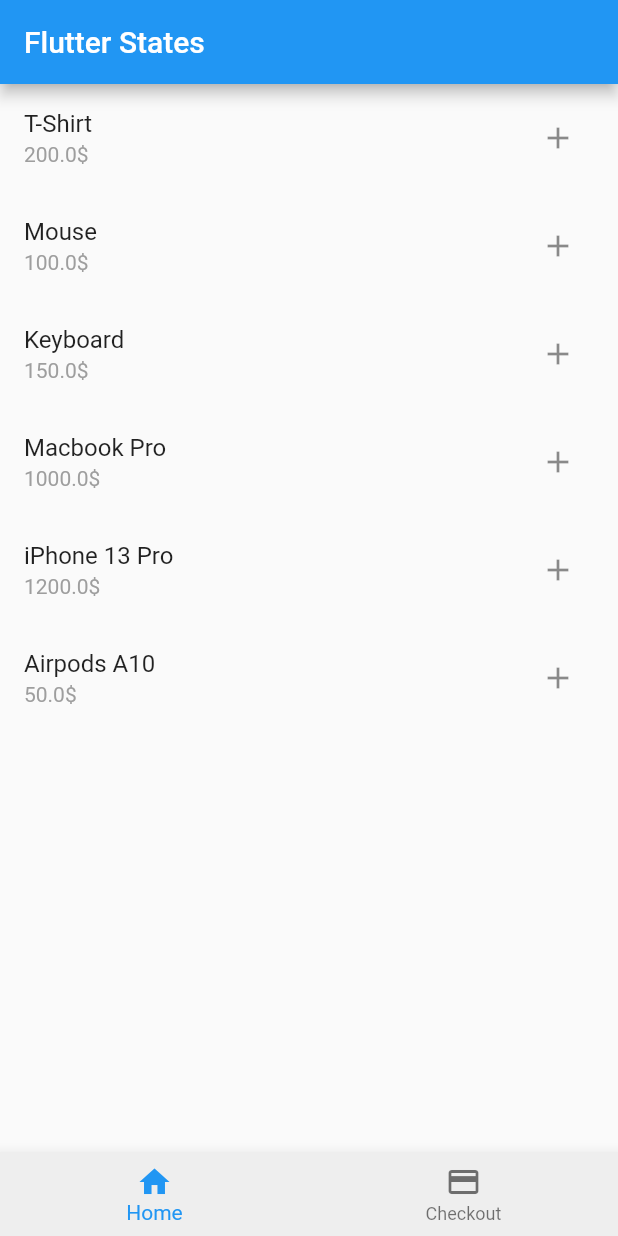
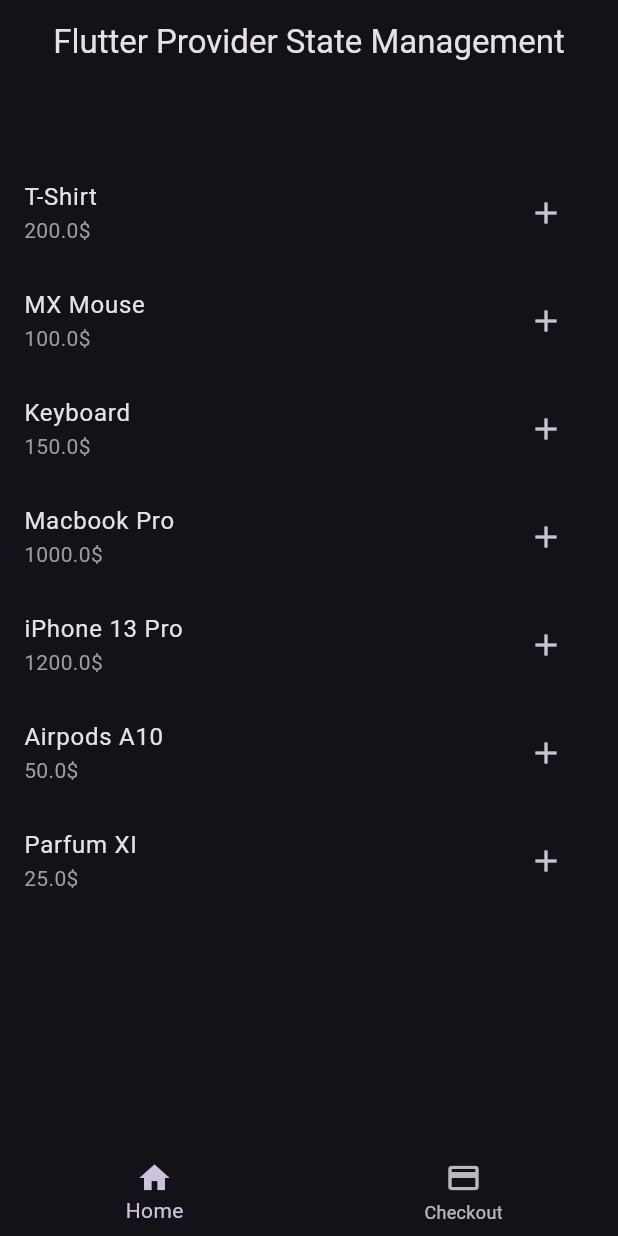
Before and after one commit to csof3cen/flutter-state-management-with-provider, a Flutter app: the screen it shows after launch, on a phone screen of 412 x 824 dp. Run offline on Flutter 3.47's test engine with Material 2 defaults, Android fonts, the light colour scheme and no system bars.

Commit message:
feat(ui): migrate app to material 3

```diff
--- a/lib/main.dart
+++ b/lib/main.dart
@@ -17,9 +17,10 @@
 
   @override
   Widget build(BuildContext context) {
-    return const MaterialApp(
+    return MaterialApp(
+      home: const HomeScreen(),
       debugShowCheckedModeBanner: false,
-      home: HomeScreen(),
+      theme: ThemeData.dark(useMaterial3: true),
     );
   }
 }
--- a/lib/models/product_model.dart
+++ b/lib/models/product_model.dart
@@ -15,11 +15,20 @@
 
   static List<Product> availableProducts = [
     Product(name: "T-Shirt", price: 200),
-    Product(name: "Mouse", price: 100),
+    Product(name: "MX Mouse", price: 100),
     Product(name: "Keyboard", price: 150),
     Product(name: "Macbook Pro", price: 1000),
     Product(name: "iPhone 13 Pro", price: 1200),
     Product(name: "Airpods A10", price: 50),
+    Product(name: 'Parfum XI', price: 25),
+    // Product(name: 'Notebook', price: 10),
+    // Product(name: 'Black Pencil', price: 5),
+    // Product(name: '500 GB Disk', price: 75),
+    // Product(name: 'Post-Its', price: 5),
+    // Product(name: '3D Embellishment Art Lamp', price: 20),
+    // Product(name: 'Flying Wooden Bird', price: 10),
+    // Product(name: 'Gulab Powder 50 Gram', price: 30),
+    // Product(name: 'Elbow Macaroni - 400 gm', price: 25),
   ];
 
   void selectItem(int id) {
--- a/lib/presentation/components/bottom_navigation_bar.dart
+++ b/lib/presentation/components/bottom_navigation_bar.dart
@@ -7,7 +7,6 @@
   @override
   Widget build(BuildContext context) {
     return BottomNavigationBar(
-      backgroundColor: Colors.grey[200],
       onTap: (value) {
         if (value == 0) return;
         Navigator.push(
--- a/lib/presentation/screens/checkout_screen/checkout_screen.dart
+++ b/lib/presentation/screens/checkout_screen/checkout_screen.dart
@@ -24,7 +24,7 @@
               child: Text(
                 "\$$totalPrice",
                 textAlign: TextAlign.center,
-                style: Theme.of(context).textTheme.headline5,
+                style: Theme.of(context).textTheme.headlineSmall,
               ),
             ),
             const SelectedItems(),
@@ -32,7 +32,7 @@
             Center(
               child: Container(
                 margin: EdgeInsets.only(
-                  bottom: MediaQuery.of(context).padding.bottom,
+                  bottom: MediaQuery.of(context).padding.bottom + 20,
                 ),
                 width: MediaQuery.of(context).size.width - 50,
                 child: ElevatedButton(
--- a/lib/presentation/screens/home_screen/home_screen.dart
+++ b/lib/presentation/screens/home_screen/home_screen.dart
@@ -13,12 +13,14 @@
   Widget build(BuildContext context) {
     return Scaffold(
       appBar: AppBar(
-        title: const Text("Flutter States"),
+        centerTitle: true,
+        title: const Text("Flutter Provider State Management"),
       ),
       bottomNavigationBar: const AppBottomNavigationBar(),
       body: SingleChildScrollView(
         child: Column(
           children: [
+            const SelectedItems(),
             ListView.builder(
               shrinkWrap: true,
               scrollDirection: Axis.vertical,
@@ -35,17 +37,14 @@
                       ),
                       trailing: IconButton(
                         onPressed: () {
-                          if (!Product.selectedProducts
-                              .contains(currentProduct)) {
+                          if (!Product.selectedProducts.contains(currentProduct)) {
                             product.selectItem(index);
                           } else {
                             product.unSelectItem(index);
                           }
                         },
                         icon: Icon(
-                          Product.selectedProducts.contains(currentProduct)
-                              ? Icons.remove
-                              : Icons.add,
+                          Product.selectedProducts.contains(currentProduct) ? Icons.remove : Icons.add,
                         ),
                       ),
                     );
@@ -53,7 +52,6 @@
                 );
               }),
             ),
-            const SelectedItems(),
           ],
         ),
       ),
```
Also changed, not shown: pubspec.lock.
